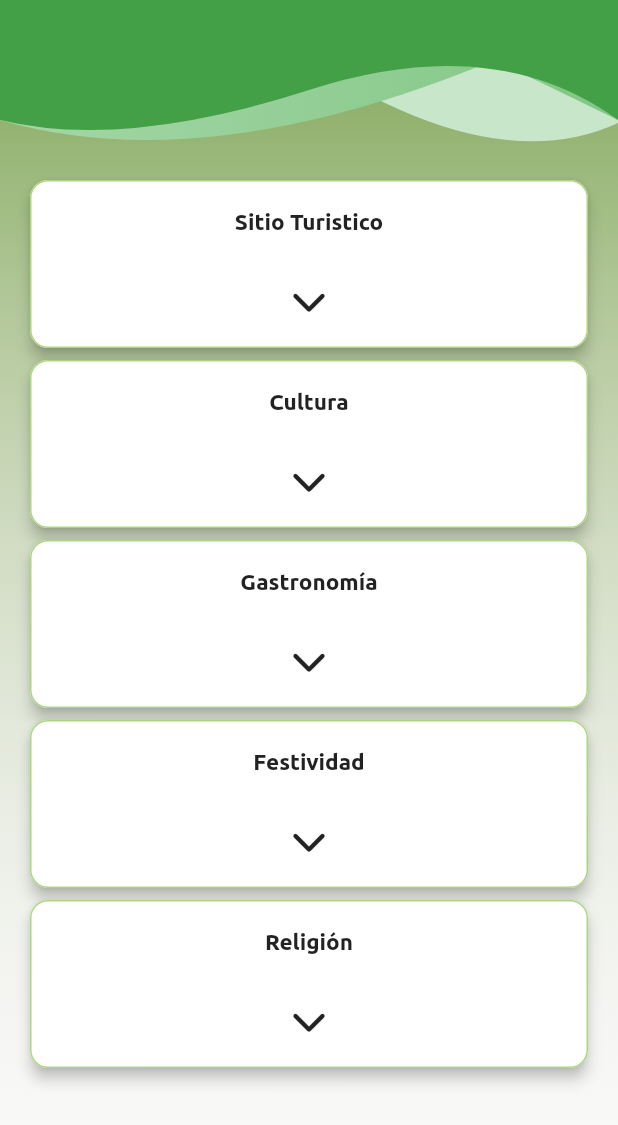
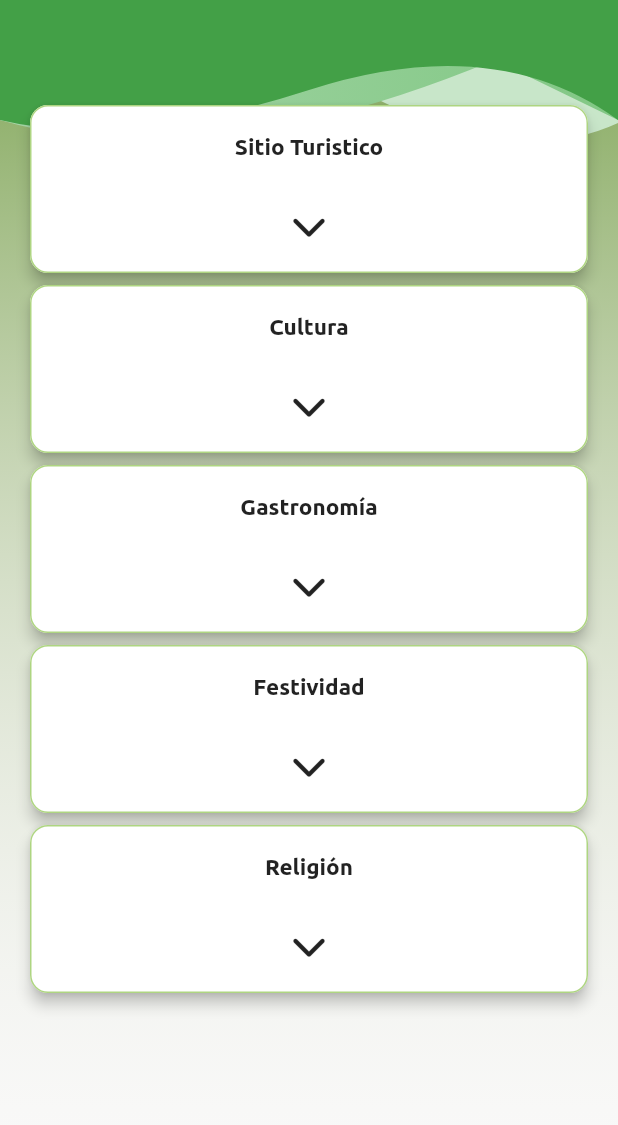
Before and after one commit to pueblobelloapp/TouristApp, a Flutter app: the HomePage screen opened directly, on a phone screen of 412 x 824 dp. Shown: the top 1125 px of the screen. Run offline on Flutter 3.47's test engine with Material 2 defaults, Android fonts, the light colour scheme and no system bars; our stand-ins replace firebase_auth, firebase_core, floating_bottom_navigation_bar, font_awesome_flutter, get, google_maps_flutter and 2 more; accounts and stored records are empty; project files that could hold a hidden picture were left out.

Commit message:
ajuste de altura de las cards

```diff
--- a/lib/Recursos/Paginas/Home/Home.dart
+++ b/lib/Recursos/Paginas/Home/Home.dart
@@ -68,7 +68,7 @@ class HomePage extends GetView<HomeController> {
       padding: const EdgeInsets.all(16.0),
       children: [
         const SizedBox(
-          height: 100.0,
+          height: 50.0,
         ),
         ...cardModelsList.map((cardModel) => CardList(
               cardModelList: cardModel,
```
